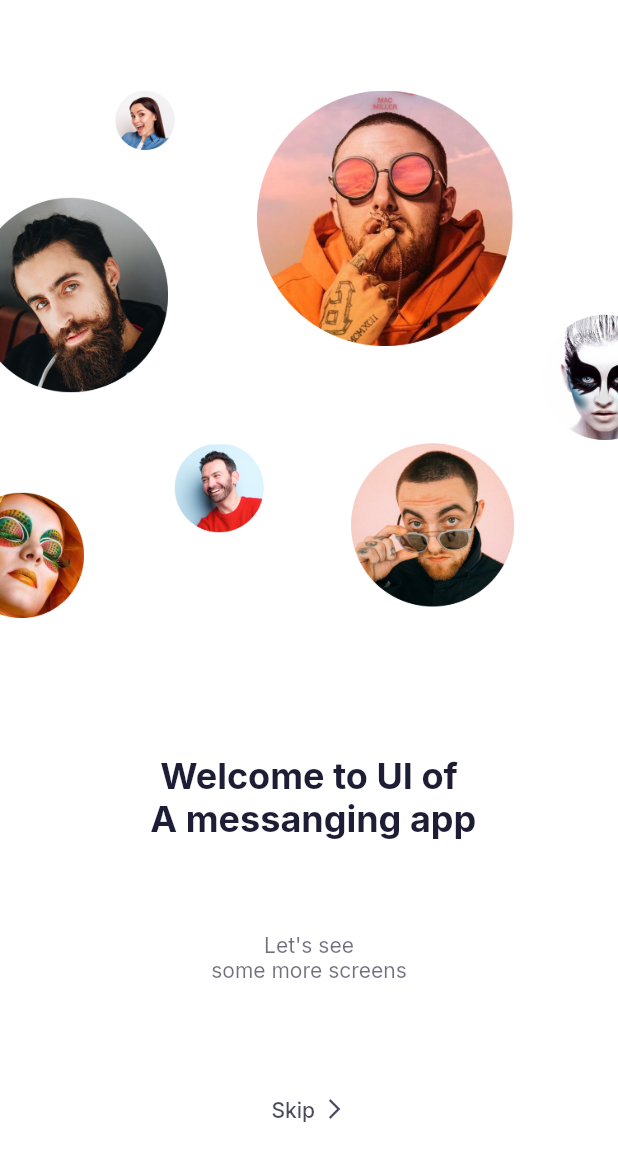
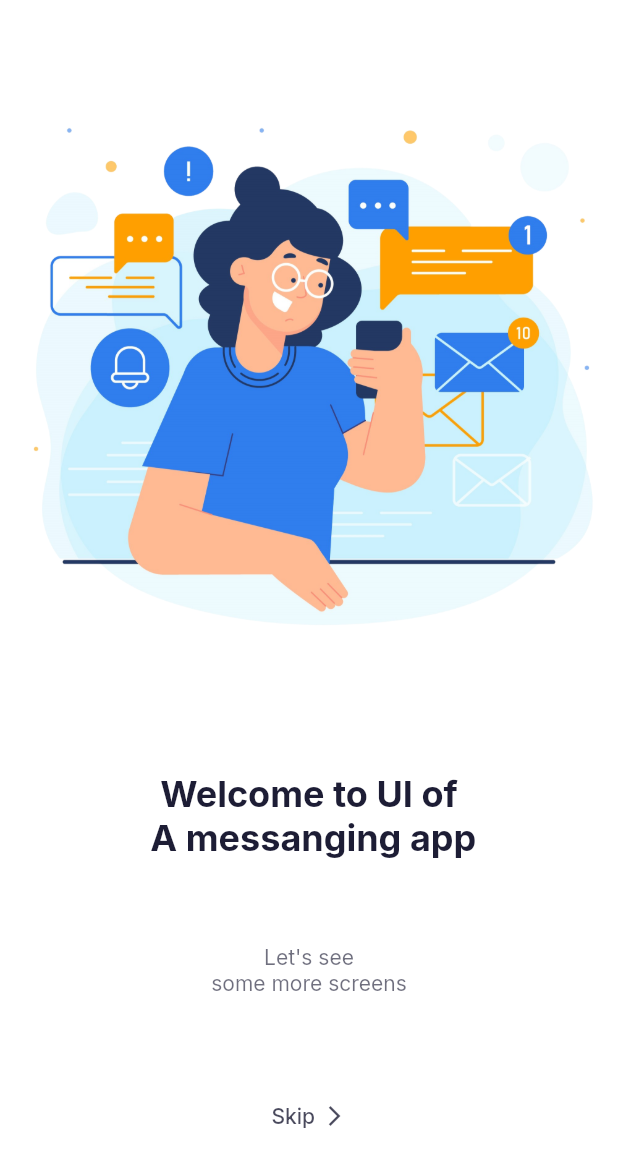
Before and after one commit to pndychrg/messanging_app, a Flutter app: the screen it shows after launch, on a phone screen of 412 x 824 dp. Shown: the top 1167 px of the screen. Run offline on Flutter 3.47's test engine with Material 2 defaults, Android fonts, the phone set to English and light mode, and no system bars; our stand-ins replace google_fonts.

Commit message:
Edited the Visuals

```diff
--- a/lib/screens/welcome_screen.dart
+++ b/lib/screens/welcome_screen.dart
@@ -15,7 +15,7 @@ class WelcomeScreen extends StatelessWidget {
               flex: 2,
             ),
             //Welcome Image
-            Image.asset("assets/images/welcome_image.png"),
+            Image.asset("assets/images/messaging.png"),
             Spacer(
               flex: 3,
             ),
```
Also changed, not shown: assets/images/messaging.png (added).
